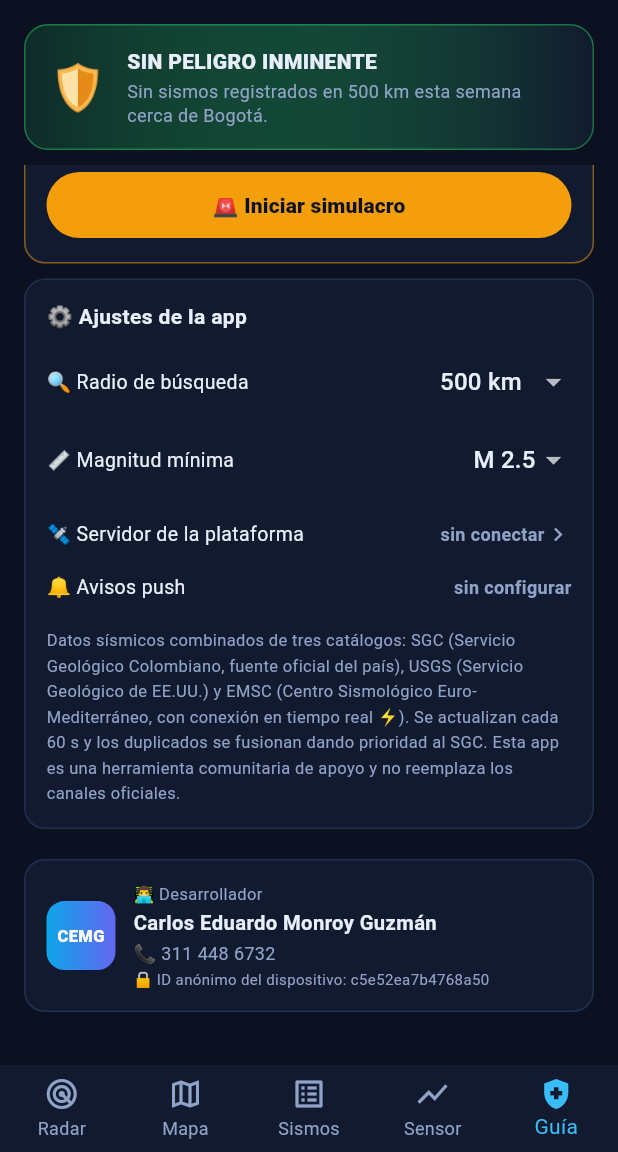
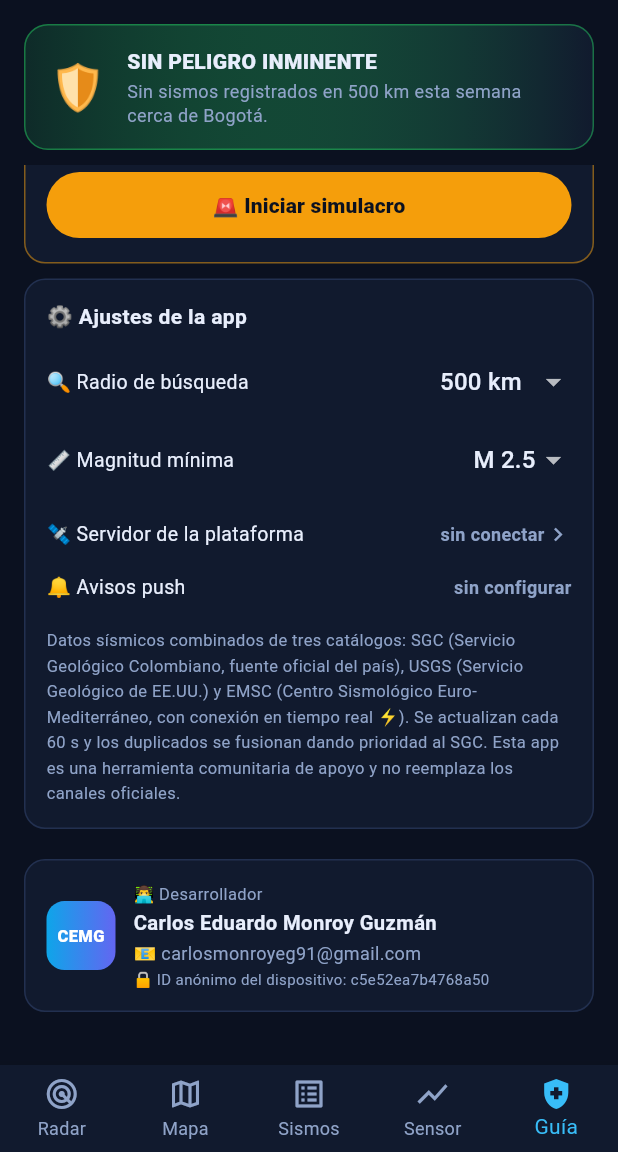
Before and after one commit to carlosmonroyg/Alerta-sismica, a Flutter app: the screen it shows after launch, item 5 of the bottom bar chosen, scrolled down 1097 dp, on a phone screen of 412 x 824 dp, the part 84-1236 px from its top. Run offline on Flutter 3.47's test engine with Material 3 defaults, Android fonts, the phone set to English and light mode, and no system bars; our stand-ins replace audioplayers, firebase_core, firebase_messaging, flutter_local_notifications, flutter_map, geocoding and 6 more; missing offline and left inert: flutter_foreground_task; accounts and stored records are empty; network calls fail.

Commit message:
fix(home): update contact information from phone to email

```diff
--- a/app_flutter/lib/main.dart
+++ b/app_flutter/lib/main.dart
@@ -1583,7 +1583,7 @@ class _HomePageState extends State<HomePage> {
                     ),
                     const SizedBox(height: 2),
                     const Text(
-                      '📞 311 448 6732',
+                      '📧 carlosmonroyeg91@gmail.com',
                       style: TextStyle(fontSize: 12, color: kMuted),
                     ),
                     const SizedBox(height: 2),
```
